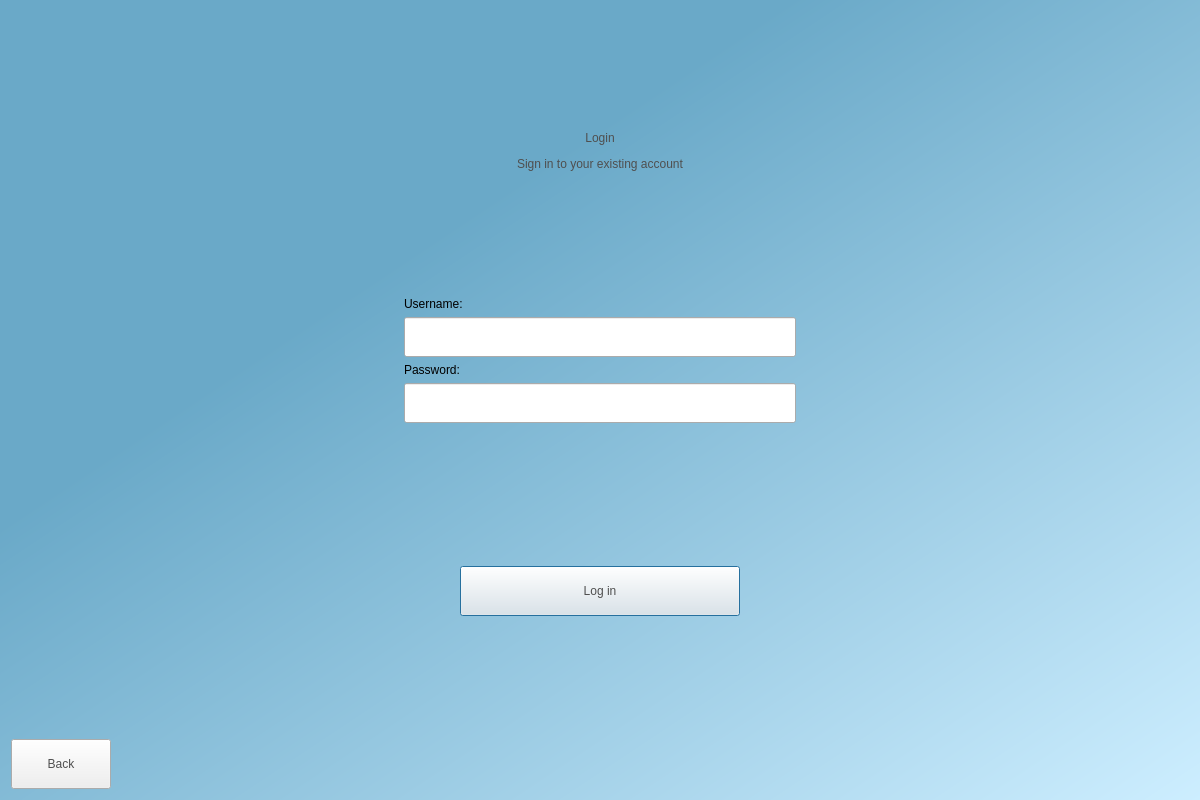
Before: the Qt Designer form Design/login.ui in MazsolasPuding/PollenAnnotationTool, drawn with Qt 5.
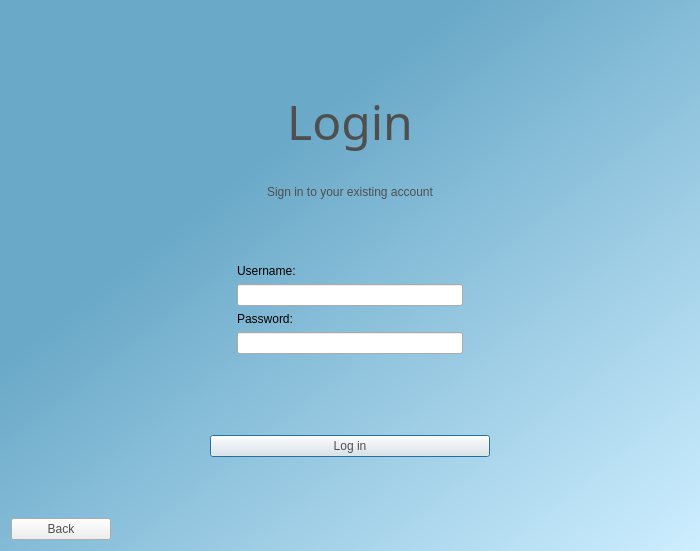
After: the same form once the commit is applied. Icons and pictures are not drawn.

The edit to the form file:
```diff
--- a/Design/login.ui
+++ b/Design/login.ui
@@ -9,8 +9,8 @@
    <rect>
     <x>0</x>
     <y>0</y>
-    <width>1200</width>
-    <height>800</height>
+    <width>700</width>
+    <height>551</height>
    </rect>
   </property>
   <property name="sizePolicy">
@@ -34,7 +34,7 @@
   <property name="sizeGripEnabled">
    <bool>false</bool>
   </property>
-  <layout class="QVBoxLayout" name="verticalLayout_2">
+  <layout class="QVBoxLayout" name="verticalLayout_2" stretch="1,2,2,1,2,1,2,1,1">
    <item>
     <spacer name="verticalSpacer">
      <property name="orientation">
@@ -69,11 +69,19 @@
         <bool>false</bool>
        </property>
        <property name="sizePolicy">
-        <sizepolicy hsizetype="Maximum" vsizetype="Fixed">
+        <sizepolicy hsizetype="Maximum" vsizetype="Minimum">
          <horstretch>100</horstretch>
          <verstretch>0</verstretch>
         </sizepolicy>
        </property>
+       <property name="font">
+        <font>
+         <family>Corbel</family>
+         <pointsize>36</pointsize>
+         <italic>false</italic>
+         <bold>false</bold>
+        </font>
+       </property>
        <property name="styleSheet">
         <string notr="true">font: 48pt &quot;Corbel&quot;; color:rgb(79, 79, 79);</string>
        </property>
@@ -178,6 +186,12 @@
       <layout class="QVBoxLayout" name="verticalLayout">
        <item>
         <widget class="QLabel" name="label_3">
+         <property name="sizePolicy">
+          <sizepolicy hsizetype="Preferred" vsizetype="Minimum">
+           <horstretch>0</horstretch>
+           <verstretch>0</verstretch>
+          </sizepolicy>
+         </property>
          <property name="styleSheet">
           <string notr="true">font: 12pt &quot;Corbel&quot;; color:rgb(0, 0, 0);</string>
          </property>
@@ -188,10 +202,16 @@
        </item>
        <item>
         <widget class="QLineEdit" name="usernameEdit">
+         <property name="sizePolicy">
+          <sizepolicy hsizetype="Expanding" vsizetype="Minimum">
+           <horstretch>0</horstretch>
+           <verstretch>0</verstretch>
+          </sizepolicy>
+         </property>
          <property name="minimumSize">
           <size>
            <width>0</width>
-           <height>40</height>
+           <height>0</height>
           </size>
          </property>
          <property name="styleSheet">
@@ -201,6 +221,12 @@
        </item>
        <item>
         <widget class="QLabel" name="label_4">
+         <property name="sizePolicy">
+          <sizepolicy hsizetype="Preferred" vsizetype="Minimum">
+           <horstretch>0</horstretch>
+           <verstretch>0</verstretch>
+          </sizepolicy>
+         </property>
          <property name="styleSheet">
           <string notr="true">font: 12pt &quot;Corbel&quot;; color:rgb(0, 0, 0);</string>
          </property>
@@ -211,10 +237,16 @@
        </item>
        <item>
         <widget class="QLineEdit" name="passwordEdit">
+         <property name="sizePolicy">
+          <sizepolicy hsizetype="Expanding" vsizetype="Minimum">
+           <horstretch>0</horstretch>
+           <verstretch>0</verstretch>
+          </sizepolicy>
+         </property>
          <property name="minimumSize">
           <size>
            <width>0</width>
-           <height>40</height>
+           <height>0</height>
           </size>
          </property>
          <property name="styleSheet">
@@ -294,7 +326,7 @@
        <property name="minimumSize">
         <size>
          <width>280</width>
-         <height>50</height>
+         <height>0</height>
         </size>
        </property>
        <property name="acceptDrops">
@@ -352,7 +384,7 @@
      <property name="minimumSize">
       <size>
        <width>100</width>
-       <height>50</height>
+       <height>0</height>
       </size>
      </property>
      <property name="acceptDrops">
```
Left out of the diff: 4 changed lines with no effect on the pictures.
